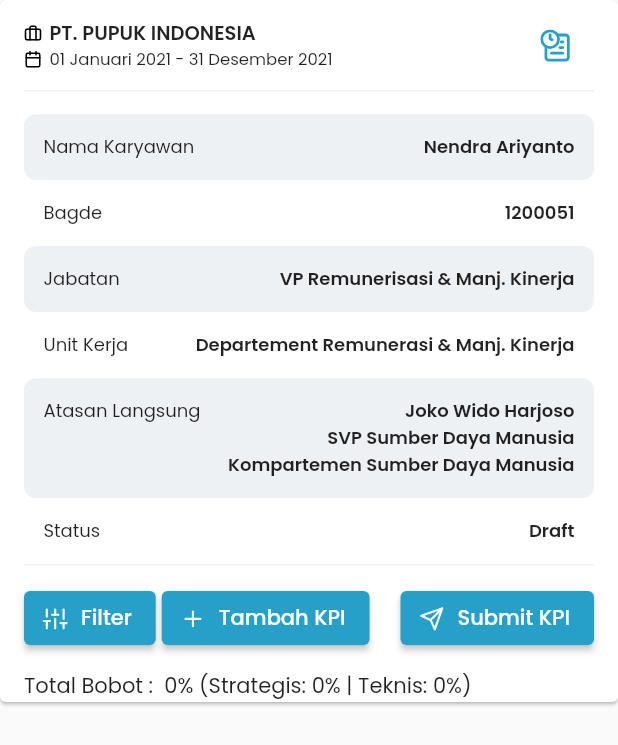
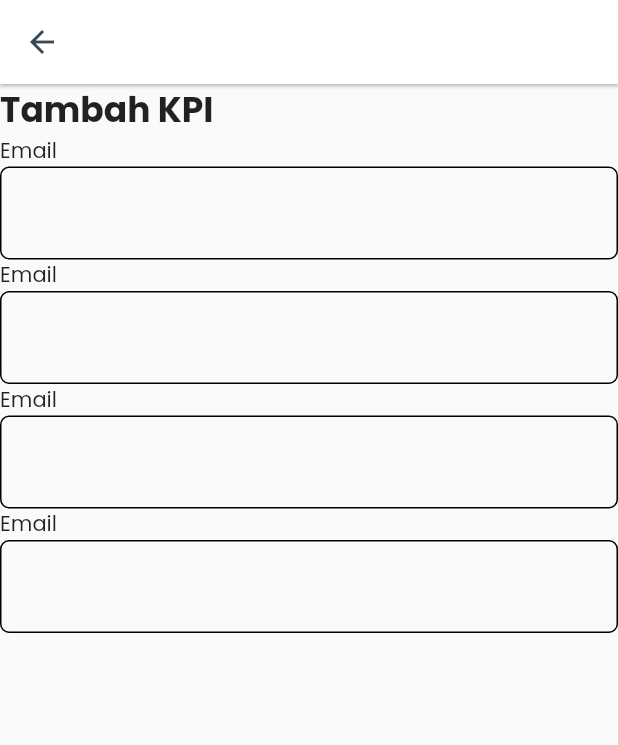
Before and after one commit to rizaadi/kpimobile, a Flutter app: the DetailKpiView screen opened by its route, after a tap on "Tambah KPI", on a phone screen of 412 x 824 dp. Shown: the top 745 px of the screen. Run offline on Flutter 3.47's test engine with Material 2 defaults, Android fonts, the phone set to English and light mode, and no system bars; our stand-ins replace flutter_svg, get; network calls fail.

Commit message:
tambah kpi

```diff
--- a/lib/app/core/theme/theme_config.dart
+++ b/lib/app/core/theme/theme_config.dart
@@ -21,7 +21,10 @@ class ThemeConfig {
       ),
       primaryColor: const Color(0xff26A0C9),
       textTheme: const TextTheme(
-          headline3: TextStyle(fontFamily: 'Poppins', fontSize: 12)),
+        headline3: TextStyle(fontFamily: 'Poppins', fontSize: 12),
+        headline5: TextStyle(
+            fontFamily: 'Poppins', fontWeight: FontWeight.w700, fontSize: 23),
+      ),
       fontFamily: 'Poppins',
       cardColor: const Color(0xff26A0C9));
 }
--- /dev/null
+++ b/lib/app/core/widgets/custom_textfield.dart
@@ -0,0 +1,27 @@
+import 'package:flutter/cupertino.dart';
+import 'package:flutter/material.dart';
+
+class CustomTextField extends StatelessWidget {
+  const CustomTextField({
+    Key? key,
+  }) : super(key: key);
+
+  @override
+  Widget build(BuildContext context) {
+    return Column(crossAxisAlignment: CrossAxisAlignment.start, children: [
+      const Text("Email"),
+      TextField(
+        decoration: InputDecoration(
+          enabledBorder: OutlineInputBorder(
+              borderSide:
+                  const BorderSide(width: 1, color: Colors.black),
+              borderRadius: BorderRadius.circular(6)),
+          focusedBorder: OutlineInputBorder(
+              borderSide:
+                  const BorderSide(width: 1, color: Colors.black),
+              borderRadius: BorderRadius.circular(6)),
+        ),
+      ),
+    ]);
+  }
+}
--- a/lib/app/modules/detail_kpi/views/detail_kpi_view.dart
+++ b/lib/app/modules/detail_kpi/views/detail_kpi_view.dart
@@ -3,6 +3,7 @@ import 'package:flutter_svg/flutter_svg.dart';
 
 import 'package:get/get.dart';
 import 'package:kpimobile/app/core/theme/theme_config.dart';
+import 'package:kpimobile/app/routes/app_pages.dart';
 
 import '../controllers/detail_kpi_controller.dart';
 
@@ -16,7 +17,6 @@ class DetailKpiView extends GetView<DetailKpiController> {
       // ),
       body: SafeArea(
         child: SingleChildScrollView(
-
           child: Center(
               child: Card(
             margin: const EdgeInsets.only(bottom: 11),
@@ -243,7 +243,9 @@ class DetailKpiView extends GetView<DetailKpiController> {
                               ),
                               label: const Text("Filter")),
                           ElevatedButton.icon(
-                              onPressed: () {},
+                              onPressed: () {
+                                Get.toNamed(Routes.TAMBAH_KPI);
+                              },
                               icon: SvgPicture.asset('assets/icons/plus.svg',
                                   width: 18, height: 18),
                               label: const Text("Tambah KPI")),
--- /dev/null
+++ b/lib/app/modules/tambah_kpi/bindings/tambah_kpi_binding.dart
@@ -0,0 +1,12 @@
+import 'package:get/get.dart';
+
+import '../controllers/tambah_kpi_controller.dart';
+
+class TambahKpiBinding extends Bindings {
+  @override
+  void dependencies() {
+    Get.lazyPut<TambahKpiController>(
+      () => TambahKpiController(),
+    );
+  }
+}
--- /dev/null
+++ b/lib/app/modules/tambah_kpi/views/tambah_kpi_view.dart
@@ -0,0 +1,33 @@
+import 'package:flutter/material.dart';
+
+import 'package:get/get.dart';
+import 'package:kpimobile/app/core/theme/theme_config.dart';
+import 'package:kpimobile/app/core/widgets/custom_textfield.dart';
+
+import '../controllers/tambah_kpi_controller.dart';
+
+class TambahKpiView extends GetView<TambahKpiController> {
+  @override
+  Widget build(BuildContext context) {
+    return Scaffold(
+        appBar: AppBar(
+          elevation: 1,
+          backgroundColor: Colors.white,
+          iconTheme: IconThemeData(color: ThemeConfig.colors.Black_primary),
+        ),
+        body: SafeArea(
+            child: SingleChildScrollView(
+          child:
+              Column(crossAxisAlignment: CrossAxisAlignment.start, children: [
+            Text(
+              "Tambah KPI",
+              style: Get.textTheme.headline5,
+            ),
+            CustomTextField(),
+            CustomTextField(),
+            CustomTextField(),
+            CustomTextField(),
+          ]),
+        )));
+  }
+}
--- a/lib/app/routes/app_routes.dart
+++ b/lib/app/routes/app_routes.dart
@@ -15,6 +15,7 @@ abstract class Routes {
   static const NOTIFICATIONS = _Paths.NOTIFICATIONS;
   static const PROFILE = _Paths.PROFILE;
   static const DETAIL_KPI = _Paths.DETAIL_KPI;
+  static const TAMBAH_KPI = _Paths.TAMBAH_KPI;
 }
 
 abstract class _Paths {
@@ -27,4 +28,5 @@ abstract class _Paths {
   static const NOTIFICATIONS = '/notifications';
   static const PROFILE = '/profile';
   static const DETAIL_KPI = '/detail-kpi';
+  static const TAMBAH_KPI = '/tambah-kpi';
 }
```
Also changed, not shown: lib/app/modules/tambah_kpi/controllers/tambah_kpi_controller.dart (added, +20 -0 lines), lib/app/routes/app_pages.dart (+7 -0 lines).
